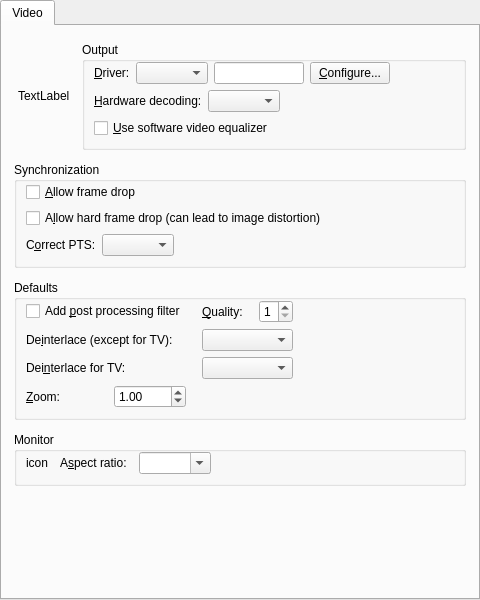
This is src/gui/pref/video.ui in wilbert2000/wzplayer as Qt 5 draws it before an edit. The edited form follows.
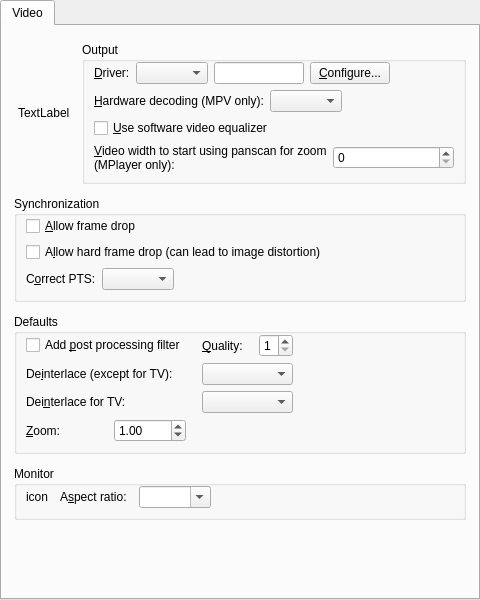
This is the edited form. Custom widgets are drawn as their Qt base class.

Commit message: Handle vo and ao per player

Patch:
```diff
--- a/src/gui/pref/video.ui
+++ b/src/gui/pref/video.ui
@@ -130,7 +130,7 @@
               <item>
                <widget class="QLabel" name="hwdec_label">
                 <property name="text">
-                 <string>&amp;Hardware decoding:</string>
+                 <string>&amp;Hardware decoding (MPV only):</string>
                 </property>
                 <property name="buddy">
                  <cstring>hwdec_combo</cstring>
@@ -162,6 +162,39 @@
               </property>
              </widget>
             </item>
+            <item>
+             <layout class="QHBoxLayout" name="horizontalLayout_2">
+              <property name="bottomMargin">
+               <number>0</number>
+              </property>
+              <item>
+               <widget class="QLabel" name="label">
+                <property name="text">
+                 <string>&amp;Video width to start using panscan for zoom (MPlayer only):</string>
+                </property>
+                <property name="wordWrap">
+                 <bool>true</bool>
+                </property>
+                <property name="buddy">
+                 <cstring>mplayer_start_panscan_spin</cstring>
+                </property>
+               </widget>
+              </item>
+              <item>
+               <widget class="QSpinBox" name="mplayer_start_panscan_spin">
+                <property name="minimum">
+                 <number>0</number>
+                </property>
+                <property name="maximum">
+                 <number>99999</number>
+                </property>
+                <property name="singleStep">
+                 <number>512</number>
+                </property>
+               </widget>
+              </item>
+             </layout>
+            </item>
            </layout>
           </widget>
          </item>
```
Left out of the diff: 2 changed lines with no effect on the pictures. The commit also changes 12 other files.
